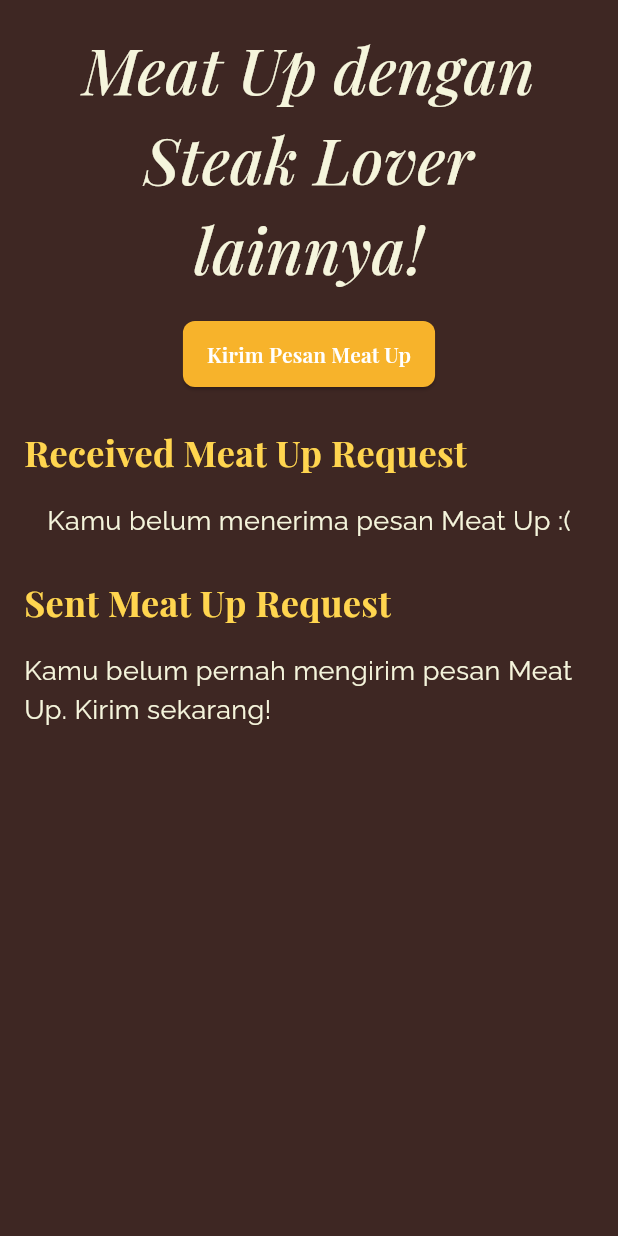
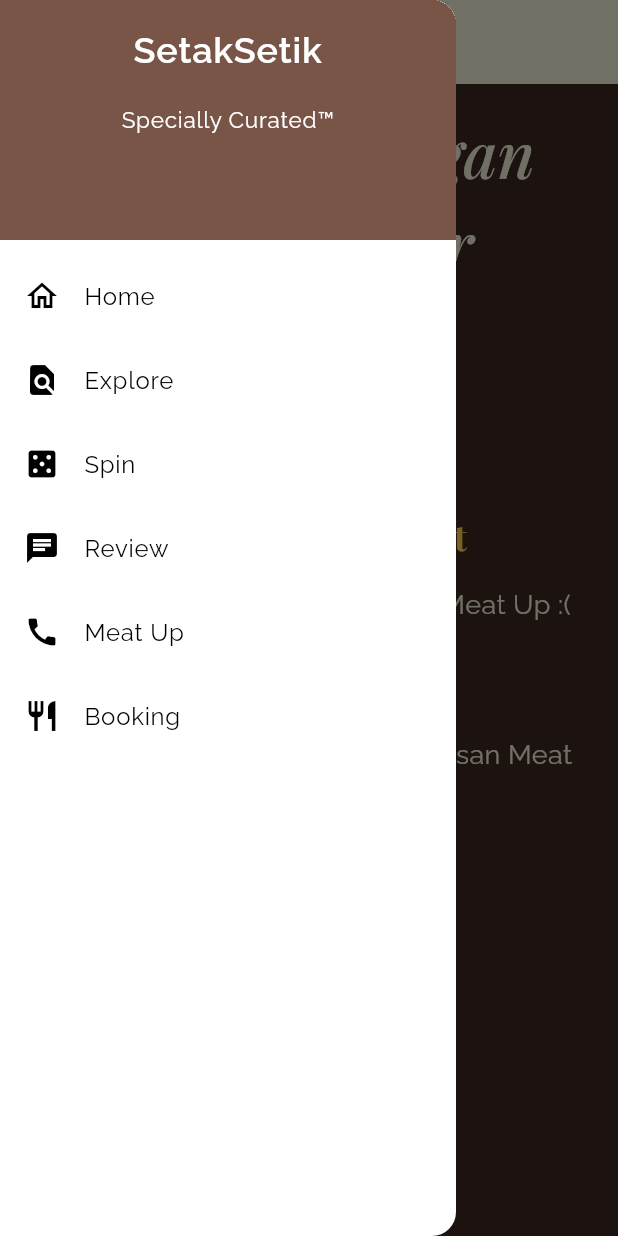
Before and after one commit to PBP-C09/setaksetik-mobile-upgrade, a Flutter app: the MeatUpPage screen opened directly, with the side drawer open (before the commit the screen has no drawer), on a phone screen of 412 x 824 dp. Run offline on Flutter 3.47's test engine with Material 3 defaults, Android fonts, the phone set to English and light mode, and no system bars; our stand-ins replace flutter_hooks; missing offline and left inert: pbp_django_auth.

Commit message:
Add left drawer widget to each pages

```diff
--- a/lib/explore/screens/steak_lover.dart
+++ b/lib/explore/screens/steak_lover.dart
@@ -4,6 +4,8 @@
 import 'package:provider/provider.dart';
 import 'package:setaksetikmobile/explore/models/menu_entry.dart';
 import 'package:pbp_django_auth/pbp_django_auth.dart';
+import 'package:setaksetikmobile/widgets/left_drawer.dart';
+
 class MenuPage extends StatefulWidget {
   const MenuPage({Key? key}) : super(key: key);
 
@@ -47,6 +49,7 @@
         ),
         leading: const BackButton(color: Colors.black),
       ),
+      drawer: LeftDrawer(),
       body: FutureBuilder<List<MenuList>>(
         future: menuFuture,
         builder: (context, snapshot) {
--- a/lib/meatup/screens/meatup.dart
+++ b/lib/meatup/screens/meatup.dart
@@ -2,6 +2,7 @@
 import 'package:setaksetikmobile/meatup/screens/message_form.dart';
 import 'package:provider/provider.dart';
 import 'package:pbp_django_auth/pbp_django_auth.dart';
+import 'package:setaksetikmobile/widgets/left_drawer.dart';
 
 class MeatUpPage extends StatefulWidget {
   const MeatUpPage({super.key});
@@ -79,6 +80,10 @@
   Widget build(BuildContext context) {
     return Scaffold(
       backgroundColor: const Color(0xFF3E2723),
+      appBar: AppBar(
+        title: const Text('Meat Up'),
+      ),
+      drawer: LeftDrawer(),
       body: SafeArea(
         child: SingleChildScrollView(
           child: Padding(
--- a/lib/screens/booking.dart
+++ b/lib/screens/booking.dart
@@ -1,4 +1,5 @@
 import 'package:flutter/material.dart';
+import 'package:setaksetikmobile/widgets/left_drawer.dart';
 
 class BookingPage extends StatelessWidget {
   const BookingPage({super.key});
@@ -9,6 +10,7 @@
       appBar: AppBar(
         title: const Text('Book a Restaurant'),
       ),
+      drawer: LeftDrawer(),
       body: SingleChildScrollView(
         padding: const EdgeInsets.all(16),
         child: Column(
--- a/lib/screens/review.dart
+++ b/lib/screens/review.dart
@@ -1,4 +1,5 @@
 import 'package:flutter/material.dart';
+import 'package:setaksetikmobile/widgets/left_drawer.dart';
 
 class ReviewPage extends StatelessWidget {
   const ReviewPage({super.key});
@@ -9,6 +10,7 @@
       appBar: AppBar(
         title: const Text('Review'),
       ),
+      drawer: LeftDrawer(),
       body: const Center(
         child: Text('Ini adalah halaman Review'),
       ),
--- a/lib/screens/spin.dart
+++ b/lib/screens/spin.dart
@@ -1,6 +1,7 @@
 import 'package:flutter/material.dart';
 import 'package:setaksetikmobile/spinthewheel/screens/wheel_screen.dart';
 import 'package:setaksetikmobile/spinthewheel/screens/history_screen.dart';
+import 'package:setaksetikmobile/widgets/left_drawer.dart';
 
 class SpinPage extends StatefulWidget {
   const SpinPage({super.key});
@@ -28,7 +29,7 @@
   Widget build(BuildContext context) {
     return Scaffold(
       appBar: AppBar(
-        title: const Text('Spin Page'),
+        title: const Text('Spin the Wheel'),
         bottom: TabBar(
           controller: _tabController,
           tabs: const [
@@ -55,6 +56,7 @@
           ],
         ),
       ),
+      drawer: LeftDrawer(),
       body: TabBarView(
         controller: _tabController,
         children: const [
--- /dev/null
+++ b/lib/widgets/left_drawer.dart
@@ -0,0 +1,115 @@
+import 'package:flutter/material.dart';
+import 'package:setaksetikmobile/screens/booking.dart';
+import 'package:setaksetikmobile/screens/home.dart';
+import 'package:setaksetikmobile/explore/screens/steak_lover.dart';
+import 'package:setaksetikmobile/screens/review.dart';
+import 'package:setaksetikmobile/screens/spin.dart';
+// import 'package:setaksetikmobile/screens/review.dart';
+import 'package:setaksetikmobile/meatup/screens/meatup.dart';
+// import 'package:setaksetikmobile/screens/booking.dart';
+
+class LeftDrawer extends StatelessWidget {
+  const LeftDrawer({super.key});
+
+  @override
+  Widget build(BuildContext context) {
+    return Drawer(
+      child: ListView(
+        children: [
+          DrawerHeader(
+              decoration: BoxDecoration(
+                color: Theme.of(context).colorScheme.primary,
+              ),
+              child: const Column(
+                children: [
+                  Text(
+                    'SetakSetik',
+                    textAlign: TextAlign.center,
+                    style: TextStyle(
+                      fontSize: 24,
+                      fontWeight: FontWeight.bold,
+                      color: Colors.white,
+                    ),
+                  ),
+                  Padding(padding: EdgeInsets.all(8)),
+                  Text(
+                    "Specially Curated™",
+                    textAlign: TextAlign.center,
+                    style: TextStyle(
+                      fontSize: 15.0,
+                      color: Colors.white,
+                      fontWeight: FontWeight.normal,
+                    ),
+                  ),
+
+                ],
+              ),
+          ),
+            ListTile(
+              leading: const Icon(Icons.home_outlined),
+              title: const Text('Home'),
+              // Bagian redirection ke MyHomePage
+              onTap: () {
+                Navigator.pushReplacement(
+                  context,
+                  MaterialPageRoute(
+                    // TODO: ERMMM PLACEHOLDER
+                    builder: (context) => HomePage(fullName: "fullName"),
+                  ));
+              },
+            ),
+            ListTile(
+              leading: const Icon(Icons.find_in_page),
+              title: const Text('Explore'),
+              onTap: () {
+                Navigator.push(
+                  context,
+                  MaterialPageRoute(builder: (context) => const MenuPage()),
+                );
+              },
+            ),
+            ListTile(
+              leading: const Icon(Icons.casino),
+              title: const Text('Spin'),
+              onTap: () {
+                Navigator.push(
+                  context,
+                  MaterialPageRoute(builder: (context) => const SpinPage()),
+                );
+              },
+            ),
+            ListTile(
+              leading: const Icon(Icons.chat),
+              title: const Text('Review'),
+              onTap: () {
+                Navigator.push(
+                  context,
+                  MaterialPageRoute(builder: (context) => const ReviewPage()),
+                );
+              },
+            ),
+            ListTile(
+              leading: const Icon(Icons.call),
+              title: const Text('Meat Up'),
+              onTap: () {
+                Navigator.push(
+                  context,
+                  MaterialPageRoute(builder: (context) => const MeatUpPage()),
+                );
+              },
+            ),
+            ListTile(
+              leading: const Icon(Icons.restaurant),
+              title: const Text('Booking'),
+              onTap: () {
+                Navigator.push(
+                  context,
+                  MaterialPageRoute(builder: (context) => const BookingPage()),
+                );
+              },
+            ),
+        ],
+      ),
+    );
+  }
+}
```
Also changed, not shown: lib/spinthewheel/screens/history_screen.dart (+5 -2 lines), lib/spinthewheel/screens/wheel_screen.dart (+3 -6 lines).
